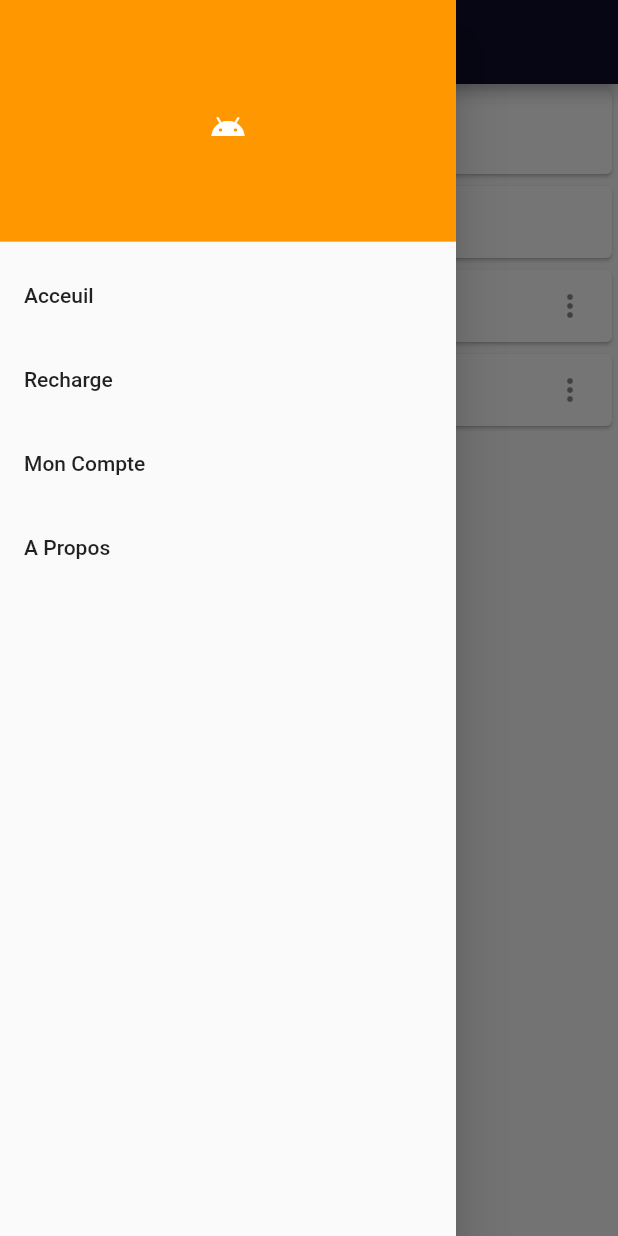
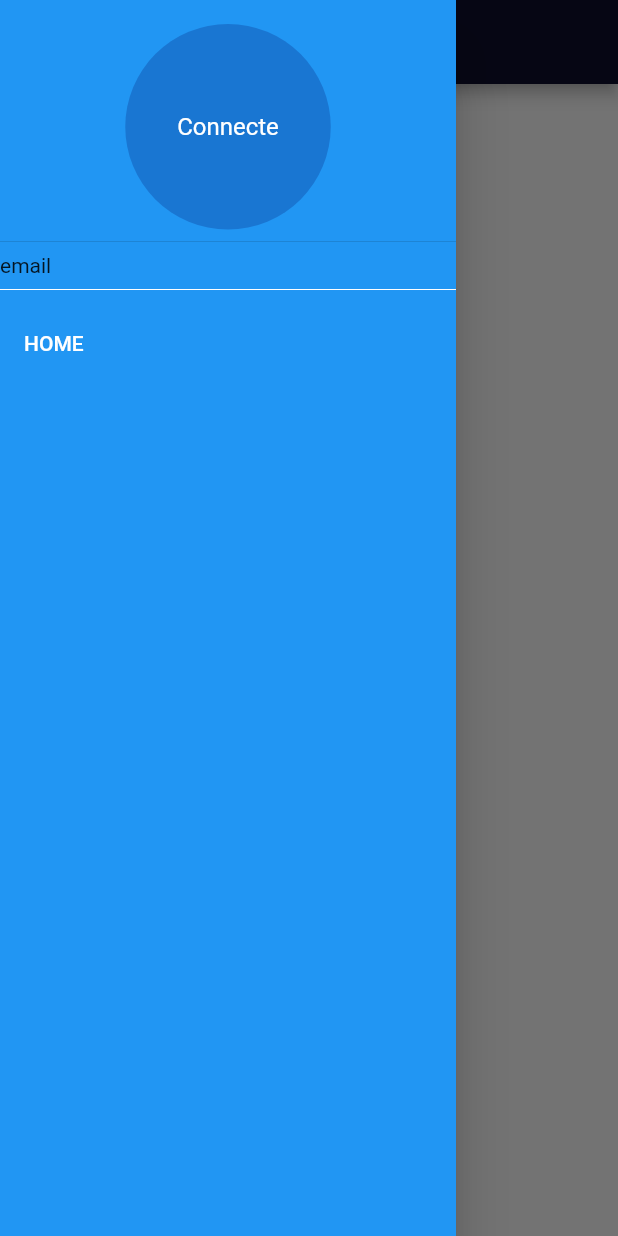
Before and after one commit to W-Deposit/W-Deposit-Flutter-App, a Flutter app: the Main screen opened directly, with the side drawer open, on a phone screen of 412 x 824 dp. Run offline on Flutter 3.47's test engine with Material 2 defaults, Android fonts, the phone set to English and light mode, and no system bars; our stand-ins replace google_fonts, introduction_screen, shared_preferences; accounts and stored records are empty.

Commit message:
Add some fixes on the design and api gateway

```diff
--- a/lib/auth/home.dart
+++ b/lib/auth/home.dart
@@ -1,4 +1,5 @@
 import 'package:flutter/material.dart';
+import 'package:kwadoo_mobile/widget.dart';
 import 'registration.dart';
 import 'forgot.dart';
 import 'home.dart';
@@ -17,112 +18,40 @@ class Home extends StatelessWidget {
         '/messages': (context) => Forgot(),
         '/settings': (context) => Registration()
       },
-      // home: Main(),
+     // home: Main(),
     );
   }
 }
 
 class Main extends StatelessWidget {
-
-
   @override
   Widget build(BuildContext context) {
     return Scaffold(
       appBar: AppBar(
      centerTitle: true,
-          title: Text('Acceuil')
+          title: Text('Acceuil'),
       ),
-      body: Container(
+   drawer: Widgets.drawer(context),
+      body: SingleChildScrollView(
+        scrollDirection: Axis.vertical,
+        child: Column(
+          children: <Widget>[
+            Container(
+              padding: EdgeInsets.all(5),
+              height: 400,
+              child: GridView.count(
+                crossAxisSpacing: 10,
+                mainAxisSpacing: 10,
+                crossAxisCount: 2,
+                children: <Widget>[
+                  Container(
 
-          child: ListView(
-            children: const <Widget>[
-              Card(child: ListTile(title: Text("ID: W-D0000000001",textAlign: TextAlign.center,))),
+                  )
+                ],
+              ),
+            )
+          ],
 
-              Card(
-                child: ListTile(
-                  dense:true,
-                  leading: FlutterLogo(),
-                  title: Text("ENVOYER DE L'ARGENT "),
-                ),
-              ),
-              Card(
-                child: ListTile(
-                  dense:true,
-                  leading: FlutterLogo(),
-                  title: Text('ACHAT UNITE'),
-                  trailing: Icon(Icons.more_vert),
-                ),
-              ),
-              Card(
-                child: ListTile(
-                  dense:true,
-                  leading: FlutterLogo(),
-                  title: Text('PAYER VOS FACTURES'),
-                  trailing: Icon(Icons.more_vert),
-                ),
-              ),
-
-
-
-            ],
-          )
-
-      ),
-      drawer: Drawer(
-        // Add a ListView to the drawer. This ensures the user can scroll
-        // through the options in the drawer if there isn't enough vertical
-        // space to fit everything.
-        child: ListView(
-          // Important: Remove any padding from the ListView.
-          padding: EdgeInsets.zero,
-          children: <Widget>[
-            DrawerHeader(
-              child: Container(
-          child: Ink(
-          decoration: ShapeDecoration(
-          color: Colors.green,
-          shape: CircleBorder(),
-        ),
-        child: IconButton(
-          icon: Icon(Icons.android),
-          color: Colors.white,
-          onPressed: () {
-
-          },))
-              ),
-              decoration: BoxDecoration(
-                color: Colors.orange,
-              ),
-            ),
-            ListTile(
-              title: Text('Acceuil'),
-              onTap: () {
-                Navigator.pop(context);
-                Navigator.pushNamed(context, '/messages');
-              },
-            ),
-            ListTile(
-              title: Text('Recharge'),
-              onTap: () {
-                Navigator.pop(context);
-                Navigator.pushNamed(context, '/settings');
-              },
-            ),
-            ListTile(
-              title: Text('Mon Compte'),
-              onTap: () {
-                Navigator.pop(context);
-                Navigator.pushNamed(context, '/settings');
-              },
-            ),
-            ListTile(
-              title: Text('A Propos'),
-              onTap: () {
-                Navigator.pop(context);
-                Navigator.pushNamed(context, '/settings');
-              },
-            ),
-          ],
         ),
       ),
     );
--- /dev/null
+++ b/lib/widget.dart
@@ -0,0 +1,37 @@
+import 'package:flutter/material.dart';
+class Widgets{
+  static drawer(BuildContext context){
+    return Drawer(
+      child: Container(
+        color: Colors.blue,
+        child: new ListView(
+          children: <Widget>[
+            new Container(
+              child: new DrawerHeader(
+                child: new CircleAvatar(
+                  child: Text("Connecte"),
+                ),
+              ),
+            ),
+            Container(
+              child: Text("email"),
+            ),
+            Container(
+              child: new Divider(
+                color: Colors.white,
+              ),
+            ),
+            Container(
+              child: new ListTile(
+                title: new Text("HOME",
+                style: new TextStyle(color: Colors.white),
+                ),
+              ),
+            )
+          ],
+        )
+      ),
+
+    );
+  }
+}
```
